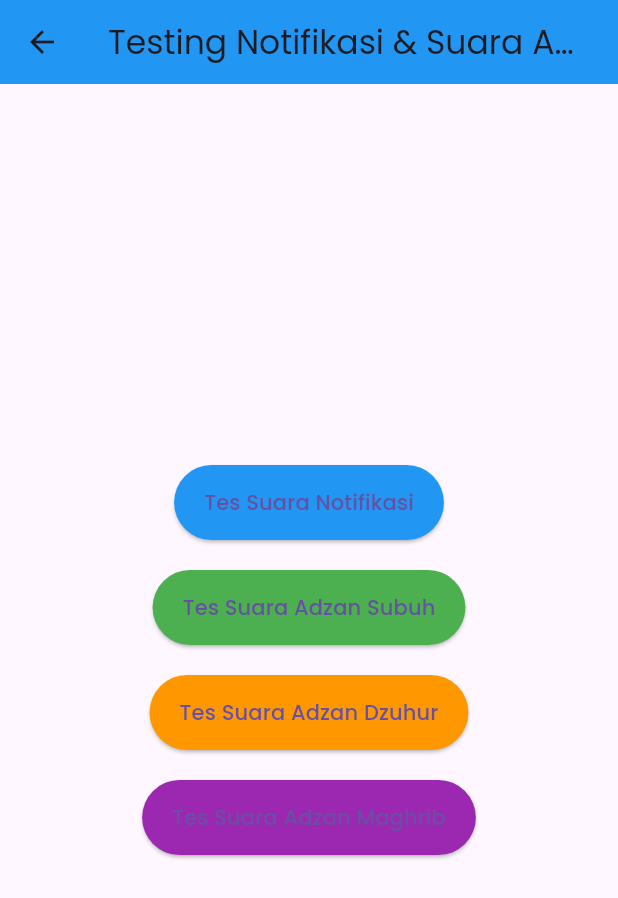
After one commit to IlhamRichie/Tumanina-App, a Flutter app: the TestNotificationScreen screen opened directly, after a tap on "Tes Suara Adzan Subuh", on a phone screen of 412 x 824 dp. The commit adds this screen. Shown: the top 898 px of the screen. Run offline on Flutter 3.47's test engine with Material 3 defaults, Android fonts, the phone set to English and light mode, and no system bars; our stand-ins replace audioplayers, connectivity_plus, flutter_compass, flutter_local_notifications, geocoding, geolocator and 6 more; accounts and stored records are empty; network calls fail.

Commit message:
Prayer Times Notification V2

```diff
--- /dev/null
+++ b/lib/screens/profil/test_notification_screen.dart
@@ -0,0 +1,94 @@
+import 'package:flutter/material.dart';
+import '/services/notif_service.dart'; // Sesuaikan path-nya
+
+class TestNotificationScreen extends StatelessWidget {
+  final NotificationService _notificationService = NotificationService();
+
+  TestNotificationScreen({super.key}) {
+    _notificationService.init(); // Inisialisasi layanan notifikasi
+  }
+
+  // Fungsi untuk memicu notifikasi dengan suara notifikasi biasa
+  void _triggerNotificationSound() async {
+    DateTime scheduledTime = DateTime.now().add(Duration(seconds: 1)); // Jadwalkan 1 detik dari sekarang
+    String sound = 'notification'; // Suara notifikasi biasa
+
+    await _notificationService.scheduleNotification(
+      id: 'notification_sound'.hashCode,
+      title: 'Tes Notifikasi',
+      body: 'Ini adalah tes notifikasi dengan suara biasa.',
+      scheduledTime: scheduledTime,
+      sound: sound,
+    );
+  }
+
+  // Fungsi untuk memicu notifikasi dengan suara adzan
+  void _triggerAdhanNotification(String prayerName) async {
+    DateTime scheduledTime = DateTime.now().add(Duration(seconds: 1)); // Jadwalkan 1 detik dari sekarang
+    String sound = (prayerName == 'Subuh') ? 'adzansubuh' : 'adzan';
+
+    await _notificationService.scheduleNotification(
+      id: prayerName.hashCode,
+      title: 'Waktu Sholat $prayerName',
+      body: 'Waktunya sholat $prayerName!',
+      scheduledTime: scheduledTime,
+      sound: sound,
+    );
+  }
+
+  @override
+  Widget build(BuildContext context) {
+    return Scaffold(
+      appBar: AppBar(
+        title: Text('Testing Notifikasi & Suara Adzan'),
+        backgroundColor: Colors.blue,
+      ),
+      body: Center(
+        child: Column(
+          mainAxisAlignment: MainAxisAlignment.center,
+          children: [
+            // Tombol untuk menguji suara notifikasi biasa
+            ElevatedButton(
+              onPressed: _triggerNotificationSound,
+              child: Text('Tes Suara Notifikasi'),
+              style: ElevatedButton.styleFrom(
+                backgroundColor: Colors.blue,
+                padding: EdgeInsets.symmetric(horizontal: 20, vertical: 15),
+              ),
+            ),
+            SizedBox(height: 20),
+            // Tombol untuk menguji suara adzan Subuh
+            ElevatedButton(
+              onPressed: () => _triggerAdhanNotification('Subuh'),
+              child: Text('Tes Suara Adzan Subuh'),
+              style: ElevatedButton.styleFrom(
+                backgroundColor: Colors.green,
+                padding: EdgeInsets.symmetric(horizontal: 20, vertical: 15),
+              ),
+            ),
+            SizedBox(height: 20),
+            // Tombol untuk menguji suara adzan Dzuhur
+            ElevatedButton(
+              onPressed: () => _triggerAdhanNotification('Dzuhur'),
+              child: Text('Tes Suara Adzan Dzuhur'),
+              style: ElevatedButton.styleFrom(
+                backgroundColor: Colors.orange,
+                padding: EdgeInsets.symmetric(horizontal: 20, vertical: 15),
+              ),
+            ),
+            SizedBox(height: 20),
+            // Tombol untuk menguji suara adzan Maghrib
+            ElevatedButton(
+              onPressed: () => _triggerAdhanNotification('Maghrib'),
+              child: Text('Tes Suara Adzan Maghrib'),
+              style: ElevatedButton.styleFrom(
+                backgroundColor: Colors.purple,
+                padding: EdgeInsets.symmetric(horizontal: 20, vertical: 15),
+              ),
+            ),
+          ],
+        ),
+      ),
+    );
+  }
+}
--- a/lib/services/notif_service.dart
+++ b/lib/services/notif_service.dart
@@ -1,5 +1,6 @@
 import 'package:flutter_local_notifications/flutter_local_notifications.dart';
 import 'package:timezone/timezone.dart' as tz;
+import 'package:timezone/data/latest.dart' as tz;
 
 class NotificationService {
   static final NotificationService _instance = NotificationService._internal();
@@ -9,36 +10,43 @@ class NotificationService {
   final FlutterLocalNotificationsPlugin flutterLocalNotificationsPlugin =
       FlutterLocalNotificationsPlugin();
 
+  bool _isInitialized = false;
+
   // Initialize the notification service
   Future<void> init() async {
+    if (_isInitialized) return;
+
     try {
-      // Set up Android-specific settings
+      tz.initializeTimeZones();
+
       const AndroidInitializationSettings initializationSettingsAndroid =
           AndroidInitializationSettings('@mipmap/ic_launcher');
 
       const InitializationSettings initializationSettings =
           InitializationSettings(android: initializationSettingsAndroid);
 
-      // Create notification channel
+      // Buat channel notification dengan suara default
       const AndroidNotificationChannel channel = AndroidNotificationChannel(
         'tumanina_notifications', // Channel ID
         'Tumanina Notifications', // Channel Name
         importance: Importance.max,
-        enableLights: true,
-        enableVibration: true,
         playSound: true,
+        sound: RawResourceAndroidNotificationSound(
+            'notification'), // Suara default
       );
 
-      // Initialize local notifications plugin
       await flutterLocalNotificationsPlugin.initialize(initializationSettings);
 
-      // Register the notification channel
       await flutterLocalNotificationsPlugin
           .resolvePlatformSpecificImplementation<
               AndroidFlutterLocalNotificationsPlugin>()
           ?.createNotificationChannel(channel);
+
+      _isInitialized = true;
+      print("Notification service initialized successfully");
     } catch (e) {
       print("Error initializing notifications: $e");
+      _isInitialized = false;
     }
   }
 
@@ -50,24 +58,29 @@ class NotificationService {
     required DateTime scheduledTime,
     required String sound,
   }) async {
+    if (!_isInitialized) {
+      print("Notification service is not initialized");
+      return;
+    }
+
     try {
-      // Ensure the scheduled time is in the future
       if (scheduledTime.isBefore(DateTime.now())) {
         print("Scheduled time must be in the future");
         return;
       }
 
-      // Convert scheduled time to TZDateTime for time zone support
-      final tz.TZDateTime scheduledTZTime = tz.TZDateTime.from(scheduledTime, tz.local);
+      final tz.TZDateTime scheduledTZTime =
+          tz.TZDateTime.from(scheduledTime, tz.local);
 
-      // Android-specific notification settings
+      // Gunakan suara yang dipilih
       final AndroidNotificationDetails androidPlatformChannelSpecifics =
           AndroidNotificationDetails(
         'prayer_notifications', // Channel ID
         'Prayer Notifications', // Channel Name
         importance: Importance.max,
         priority: Priority.high,
-        sound: RawResourceAndroidNotificationSound(sound),
+        sound: RawResourceAndroidNotificationSound(
+            sound), // Gunakan suara yang dipilih
         playSound: true,
         enableLights: true,
         enableVibration: true,
@@ -76,17 +89,19 @@ class NotificationService {
       final NotificationDetails platformChannelSpecifics =
           NotificationDetails(android: androidPlatformChannelSpecifics);
 
-      // Schedule the notification
       await flutterLocalNotificationsPlugin.zonedSchedule(
         id,
         title,
         body,
-        scheduledTZTime, // Use TZDateTime
+        scheduledTZTime,
         platformChannelSpecifics,
-        androidScheduleMode: AndroidScheduleMode.exactAllowWhileIdle, // Allow notification while idle
+        androidScheduleMode: AndroidScheduleMode.exactAllowWhileIdle,
         uiLocalNotificationDateInterpretation:
             UILocalNotificationDateInterpretation.absoluteTime,
       );
+
+      print(
+          "Notification scheduled successfully for $scheduledTZTime with sound: $sound");
     } catch (e) {
       print("Error scheduling notification: $e");
     }
@@ -94,8 +109,14 @@ class NotificationService {
 
   // Cancel a notification by ID
   Future<void> cancelNotification(int id) async {
+    if (!_isInitialized) {
+      print("Notification service is not initialized");
+      return;
+    }
+
     try {
       await flutterLocalNotificationsPlugin.cancel(id);
+      print("Notification with id $id canceled successfully");
     } catch (e) {
       print("Error canceling notification: $e");
     }
```
Also changed, not shown: lib/screens/home_screen.dart (+45 -2 lines), lib/screens/pantau_sholat_screen.dart (+8 -5 lines), lib/screens/profil/profile_screen.dart (+13 -0 lines), lib/screens/waktu_sholat_screen.dart (+45 -37 lines), pubspec.yaml (+8 -6 lines), pubspec.lock, 10 other files.
